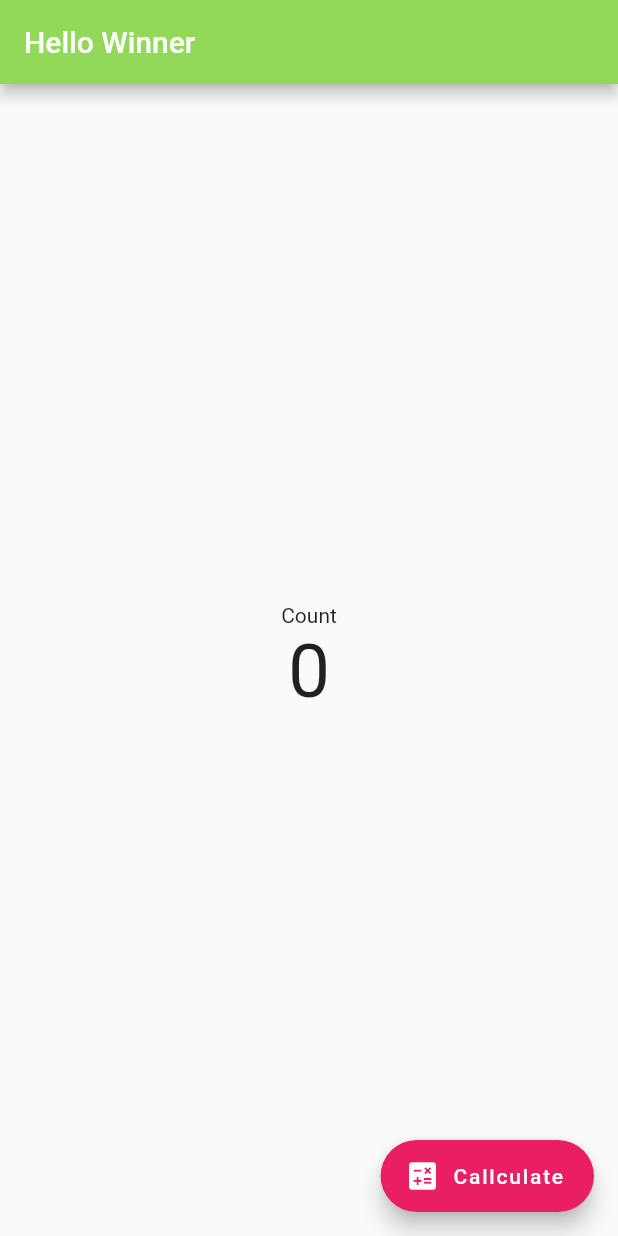
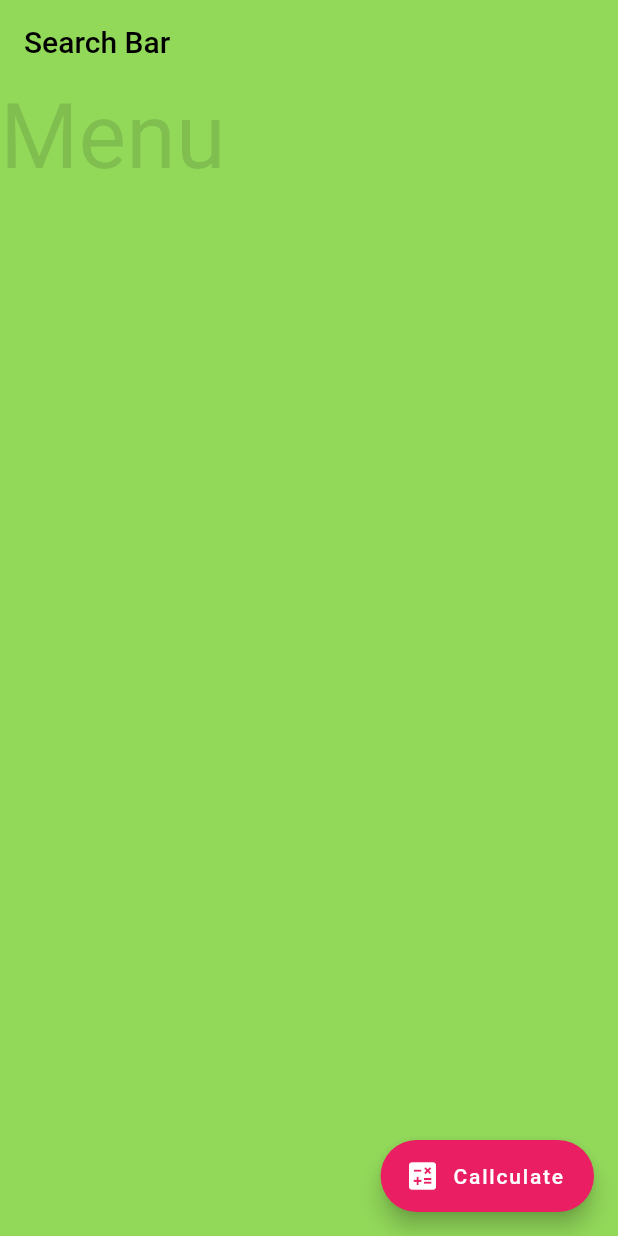
Before and after one commit to tomdevmoblie/CallcutateWinner, a Flutter app: the screen it shows after launch, on a phone screen of 412 x 824 dp. Run offline on Flutter 3.47's test engine with Material 2 defaults, Android fonts, the phone set to English and light mode, and no system bars.

Commit message:
no message

```diff
--- a/lib/main.dart
+++ b/lib/main.dart
@@ -31,21 +31,21 @@ class _HomeState extends State<Home> {
   int number = 0;
   @override
   Widget build(BuildContext context) {
-    return Scaffold(
-      appBar: AppBar(
+    return Container(
+      child: Scaffold(
         backgroundColor: Color(0xFF92D95A),
-        title: Text("Hello Winner"),
+        appBar: new AppBar(
+          title: new Text(
+            "Search Bar",
+            style: TextStyle(color: Colors.black),
           ),
-      body: Center(
-        child: Column(
-          mainAxisAlignment: MainAxisAlignment.center,
-          children: [
-            Text("Count"),
-            Text(
-              number.toString(),
-              style: TextStyle(fontSize: 50),
+          backgroundColor: Colors.transparent,
+          elevation: 0.0,
         ),
-          ],
+        body: Container(
+          child: Text(
+            "Menu",
+            style: TextStyle(color: Colors.black12, fontSize: 60),
           ),
         ),
         floatingActionButton: FloatingActionButton.extended(
@@ -59,6 +59,7 @@ class _HomeState extends State<Home> {
           icon: Icon(Icons.calculate),
           backgroundColor: Colors.pink,
         ),
+      ),
     );
   }
 
```
Also changed, not shown: lib/flexttest.dart (+20 -6 lines). Lines whose indentation alone changed are shown as unchanged.
